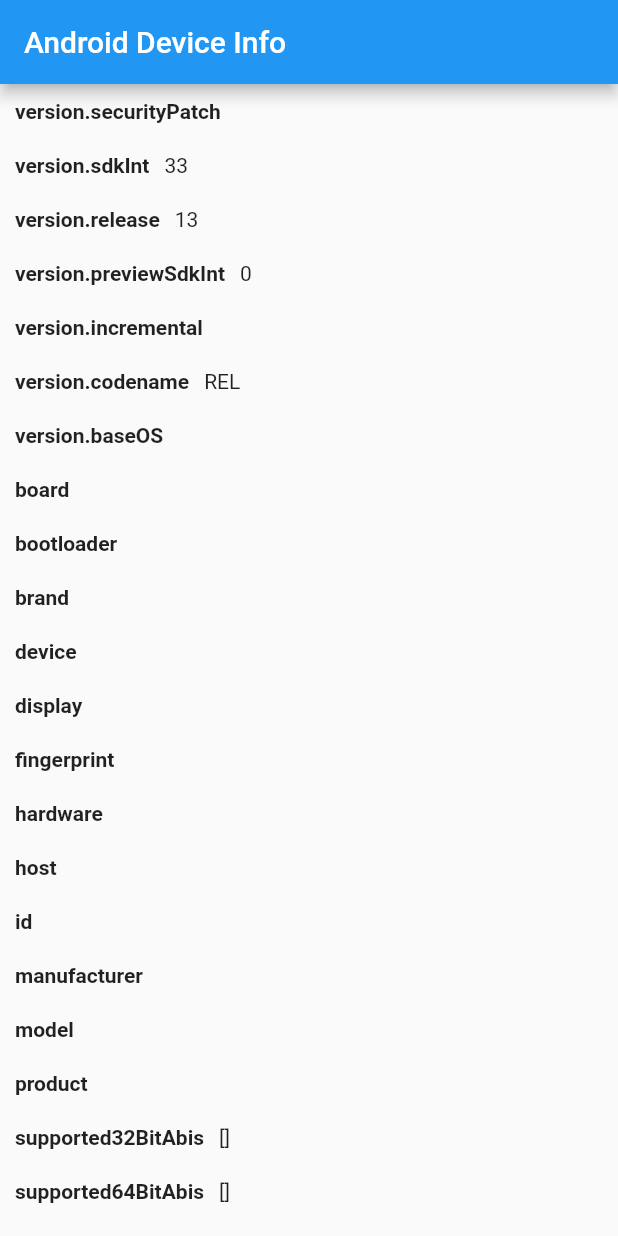
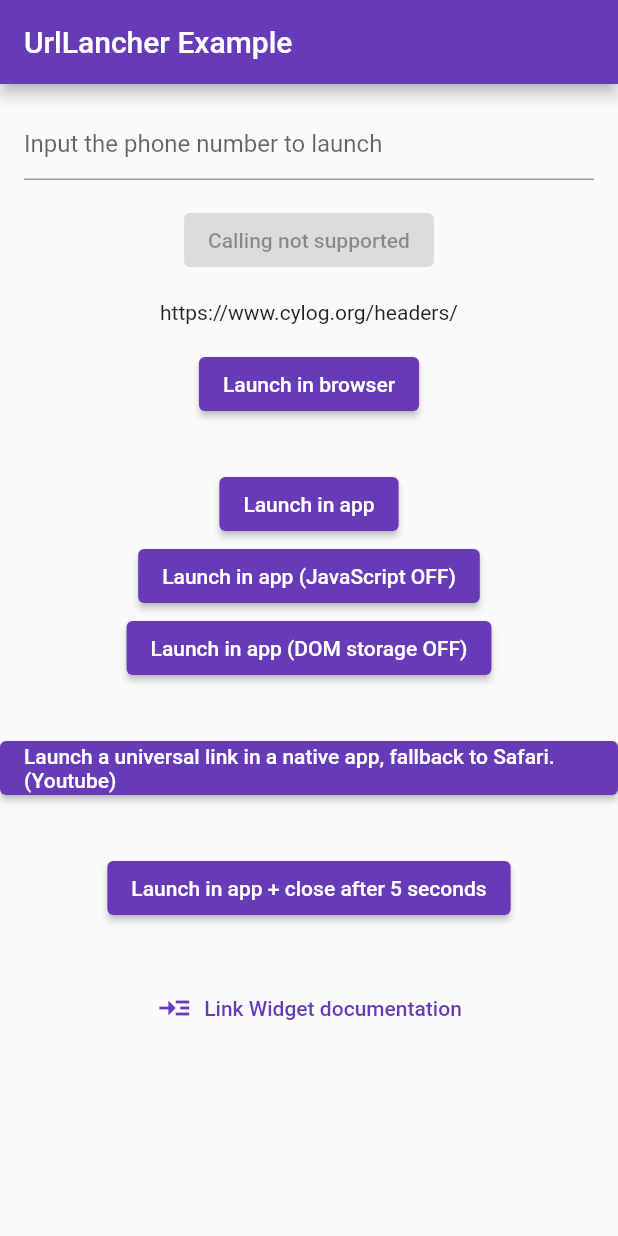
Before and after one commit to itxmubi/Flutter-Packages-Implementation, a Flutter app: the screen it shows after launch, on a phone screen of 412 x 824 dp. Run offline on Flutter 3.47's test engine with Material 2 defaults, Android fonts, the phone set to English and light mode, and no system bars; our stand-ins replace connectivity_plus, device_info_plus.

Commit message:
Url Launcher added

```diff
--- /dev/null
+++ b/lib/Url Launcher/url_launcher_main.dart
@@ -0,0 +1,201 @@
+import 'dart:async';
+
+import 'package:flutter/material.dart';
+import 'package:url_launcher/link.dart';
+import 'package:url_launcher/url_launcher.dart';
+
+class UrlLancherHome extends StatefulWidget {
+  const UrlLancherHome({Key? key, required this.title}) : super(key: key);
+  final String title;
+
+  @override
+  State<UrlLancherHome> createState() => _UrlLancherHomeState();
+}
+
+class _UrlLancherHomeState extends State<UrlLancherHome> {
+  bool _hasCallSupport = false;
+  Future<void>? _launched;
+  String _phone = '';
+
+  @override
+  void initState() {
+    super.initState();
+    // Check for phone call support.
+    canLaunchUrl(Uri(scheme: 'tel', path: '123')).then((bool result) {
+      setState(() {
+        _hasCallSupport = result;
+      });
+    });
+  }
+
+  Future<void> _launchInBrowser(Uri url) async {
+    if (!await launchUrl(
+      url,
+      mode: LaunchMode.externalApplication,
+    )) {
+      throw 'Could not launch $url';
+    }
+  }
+
+  Future<void> _launchInWebViewOrVC(Uri url) async {
+    if (!await launchUrl(
+      url,
+      mode: LaunchMode.inAppWebView,
+      webViewConfiguration: const WebViewConfiguration(
+          headers: <String, String>{'my_header_key': 'my_header_value'}),
+    )) {
+      throw 'Could not launch $url';
+    }
+  }
+
+  Future<void> _launchInWebViewWithoutJavaScript(Uri url) async {
+    if (!await launchUrl(
+      url,
+      mode: LaunchMode.inAppWebView,
+      webViewConfiguration: const WebViewConfiguration(enableJavaScript: false),
+    )) {
+      throw 'Could not launch $url';
+    }
+  }
+
+  Future<void> _launchInWebViewWithoutDomStorage(Uri url) async {
+    if (!await launchUrl(
+      url,
+      mode: LaunchMode.inAppWebView,
+      webViewConfiguration: const WebViewConfiguration(enableDomStorage: false),
+    )) {
+      throw 'Could not launch $url';
+    }
+  }
+
+  Future<void> _launchUniversalLinkIos(Uri url) async {
+    final bool nativeAppLaunchSucceeded = await launchUrl(
+      url,
+      mode: LaunchMode.externalNonBrowserApplication,
+    );
+    if (!nativeAppLaunchSucceeded) {
+      await launchUrl(
+        url,
+        mode: LaunchMode.inAppWebView,
+      );
+    }
+  }
+
+  Widget _launchStatus(BuildContext context, AsyncSnapshot<void> snapshot) {
+    if (snapshot.hasError) {
+      return Text('Error: ${snapshot.error}');
+    } else {
+      return const Text('');
+    }
+  }
+
+  Future<void> _makePhoneCall(String phoneNumber) async {
+    final Uri launchUri = Uri(
+      scheme: 'tel',
+      path: phoneNumber,
+    );
+    await launchUrl(launchUri);
+  }
+
+  @override
+  Widget build(BuildContext context) {
+    // onPressed calls using this URL are not gated on a 'canLaunch' check
+    // because the assumption is that every device can launch a web URL.
+    final Uri toLaunch =
+        Uri(scheme: 'https', host: 'www.cylog.org', path: 'headers/');
+    return Scaffold(
+      appBar: AppBar(
+        title: Text(widget.title),
+      ),
+      body: ListView(
+        children: <Widget>[
+          Column(
+            mainAxisAlignment: MainAxisAlignment.center,
+            children: <Widget>[
+              Padding(
+                padding: const EdgeInsets.all(16.0),
+                child: TextField(
+                    onChanged: (String text) => _phone = text,
+                    decoration: const InputDecoration(
+                        hintText: 'Input the phone number to launch')),
+              ),
+              ElevatedButton(
+                onPressed: _hasCallSupport
+                    ? () => setState(() {
+                          _launched = _makePhoneCall(_phone);
+                        })
+                    : null,
+                child: _hasCallSupport
+                    ? const Text('Make phone call')
+                    : const Text('Calling not supported'),
+              ),
+              Padding(
+                padding: const EdgeInsets.all(16.0),
+                child: Text(toLaunch.toString()),
+              ),
+              ElevatedButton(
+                onPressed: () => setState(() {
+                  _launched = _launchInBrowser(toLaunch);
+                }),
+                child: const Text('Launch in browser'),
+              ),
+              const Padding(padding: EdgeInsets.all(16.0)),
+              ElevatedButton(
+                onPressed: () => setState(() {
+                  _launched = _launchInWebViewOrVC(toLaunch);
+                }),
+                child: const Text('Launch in app'),
+              ),
+              ElevatedButton(
+                onPressed: () => setState(() {
+                  _launched = _launchInWebViewWithoutJavaScript(toLaunch);
+                }),
+                child: const Text('Launch in app (JavaScript OFF)'),
+              ),
+              ElevatedButton(
+                onPressed: () => setState(() {
+                  _launched = _launchInWebViewWithoutDomStorage(toLaunch);
+                }),
+                child: const Text('Launch in app (DOM storage OFF)'),
+              ),
+              const Padding(padding: EdgeInsets.all(16.0)),
+              ElevatedButton(
+                onPressed: () => setState(() {
+                  _launched = _launchUniversalLinkIos(toLaunch);
+                }),
+                child: const Text(
+                    'Launch a universal link in a native app, fallback to Safari.(Youtube)'),
+              ),
+              const Padding(padding: EdgeInsets.all(16.0)),
+              ElevatedButton(
+                onPressed: () => setState(() {
+                  _launched = _launchInWebViewOrVC(toLaunch);
+                  Timer(const Duration(seconds: 5), () {
+                    print('Closing WebView after 5 seconds...');
+                    closeInAppWebView();
+                  });
+                }),
+                child: const Text('Launch in app + close after 5 seconds'),
+              ),
+              const Padding(padding: EdgeInsets.all(16.0)),
+              Link(
+                uri: Uri.parse(
+                    'https://pub.dev/documentation/url_launcher/latest/link/link-library.html'),
+                target: LinkTarget.blank,
+                builder: (BuildContext ctx, FollowLink? openLink) {
+                  return TextButton.icon(
+                    onPressed: openLink,
+                    label: const Text('Link Widget documentation'),
+                    icon: const Icon(Icons.read_more),
+                  );
+                },
+              ),
+              const Padding(padding: EdgeInsets.all(16.0)),
+              FutureBuilder<void>(future: _launched, builder: _launchStatus),
+            ],
+          ),
+        ],
+      ),
+    );
+  }
+}
--- a/lib/main.dart
+++ b/lib/main.dart
@@ -1,6 +1,5 @@
 import 'package:flutter/material.dart';
-
-import 'Device Info Plus/device_info_main.dart';
+import 'package:flutter_packages_implementation/Url%20Launcher/url_launcher_main.dart';
 
 void main() {
   runApp(const MyApp());
@@ -15,7 +14,7 @@
       theme: ThemeData(
         primarySwatch: Colors.deepPurple,
       ),
-      home: const DeviceInfoMain(),
+      home:  UrlLancherHome(title: "UrlLancher Example",),
     );
   }
 }
--- a/pubspec.yaml
+++ b/pubspec.yaml
@@ -15,7 +15,7 @@
 # In iOS, build-name is used as CFBundleShortVersionString while build-number used as CFBundleVersion.
 # Read more about iOS versioning at
 # https://developer.apple.com/library/archive/documentation/General/Reference/InfoPlistKeyReference/Articles/CoreFoundationKeys.html
-version: 1.0.0+1
+version: 1.1.0+1
 
 environment:
   sdk: ">=2.17.6 <3.0.0"
@@ -36,6 +36,7 @@
   cupertino_icons: ^1.0.2
   connectivity_plus: ^2.3.6+1
   device_info_plus: ^4.1.2
+  url_launcher: ^6.1.5
 
 dev_dependencies:
   flutter_test:
```
Also changed, not shown: lib/Connectivity Plus/connectivity_plus_main.dart (+24 -14 lines), pubspec.lock, 11 other files.
